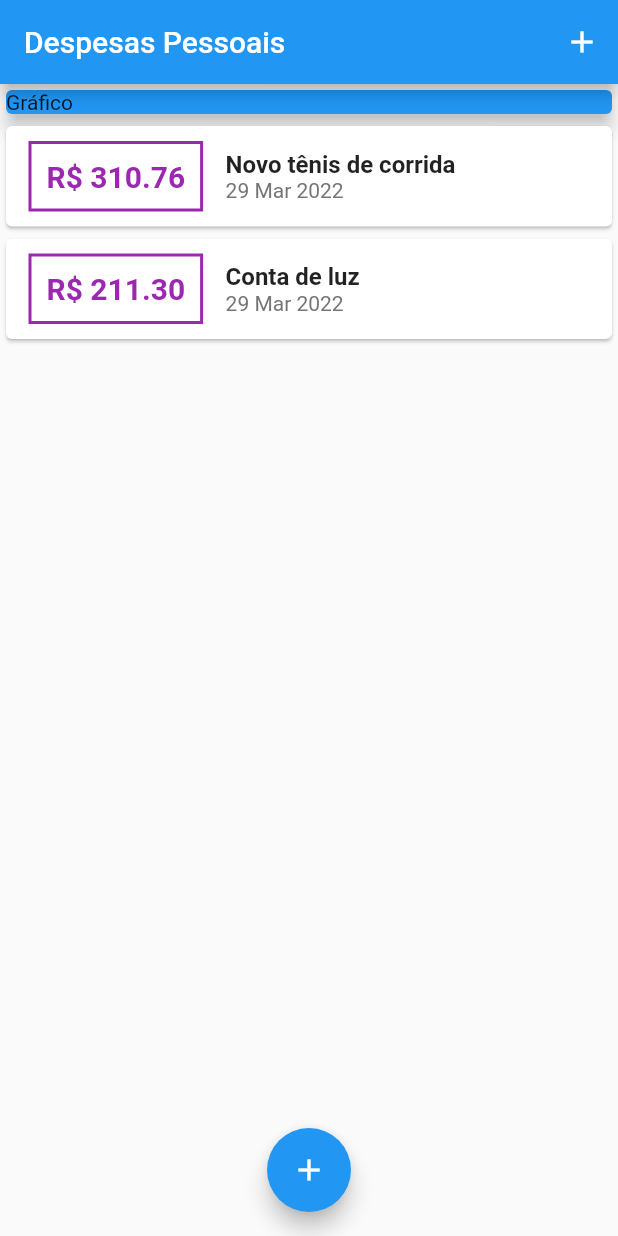
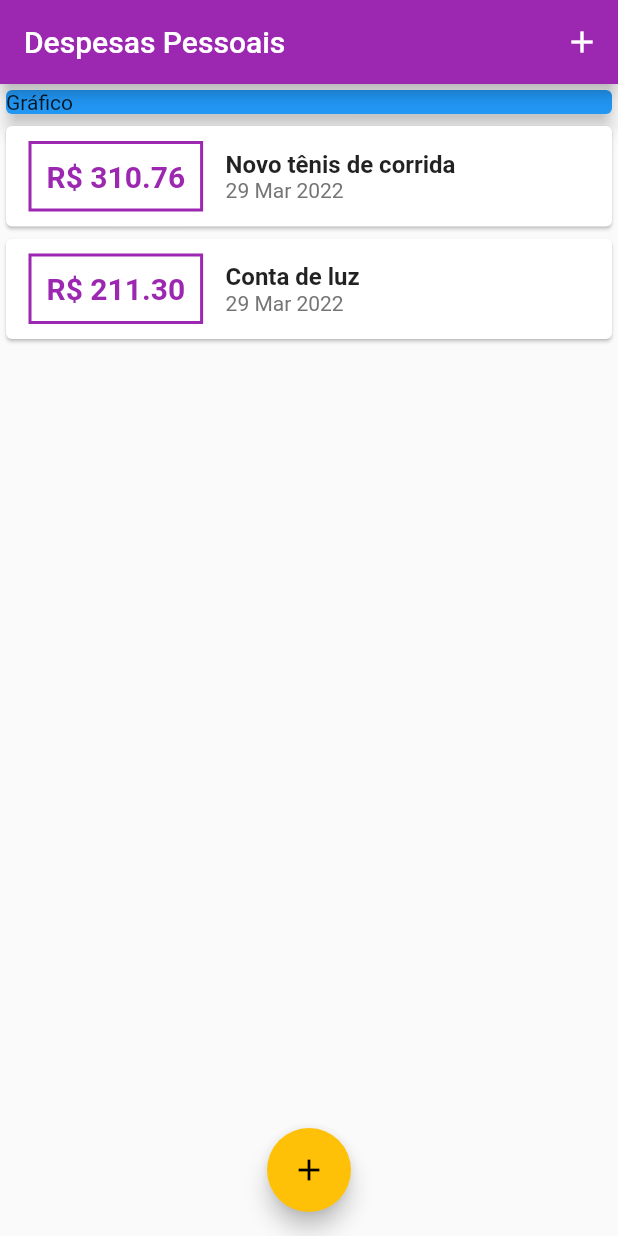
Before and after one commit to Souza83/expenses, a Flutter app: the screen it shows after launch, on a phone screen of 412 x 824 dp. Run offline on Flutter 3.47's test engine with Material 2 defaults, Android fonts, the phone set to English and light mode, and no system bars.

Commit message:
Estilo com Theme.

```diff
--- a/lib/components/transaction_list.dart
+++ b/lib/components/transaction_list.dart
@@ -27,7 +27,7 @@ class TransactionList extends StatelessWidget {
                   ),
                   decoration: BoxDecoration(
                     border: Border.all(
-                      color: Colors.purple,
+                      color: Theme.of(context).primaryColor,
                       width: 2,
                     ),
                   ),
@@ -37,7 +37,7 @@ class TransactionList extends StatelessWidget {
                     style: TextStyle(
                       fontWeight: FontWeight.bold,
                       fontSize: 20,
-                      color: Colors.purple,
+                      color: Theme.of(context).primaryColor,
                     ),
                   ),
                 ),
--- a/lib/main.dart
+++ b/lib/main.dart
@@ -13,6 +13,10 @@ class ExpensivesApp extends StatelessWidget {
   Widget build(BuildContext context) {
     return MaterialApp(
       home: MyHomePage(),
+      theme: ThemeData(
+        primarySwatch: Colors.purple,
+        accentColor: Colors.amber,
+      ),
     );
   }
 }
@@ -66,11 +70,11 @@ class _MyHomePageState extends State<MyHomePage> {
     return Scaffold(
       appBar: AppBar(
         title: Text('Despesas Pessoais'),
-        actions: [
+        actions: <Widget>[
           IconButton(
             icon: Icon(Icons.add),
             onPressed: () => _openTransactionFormModal(context),
-          )
+          ),
         ],
       ),
       body: SingleChildScrollView(
```
